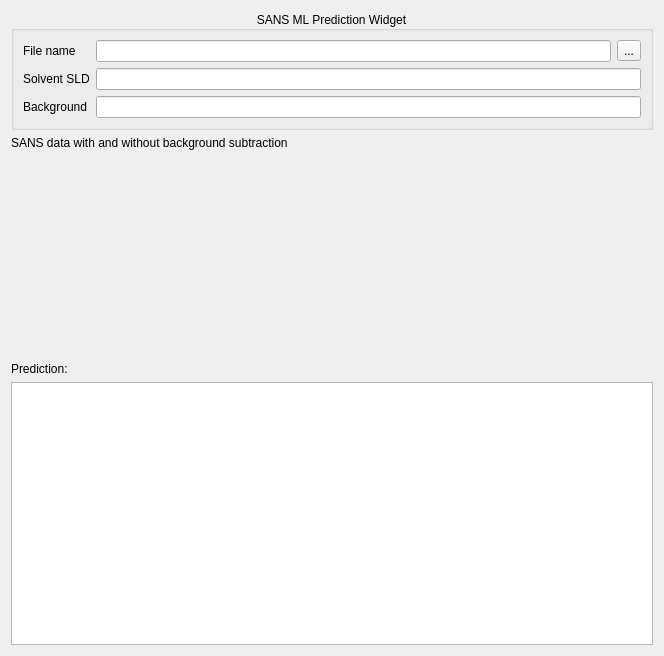
First picture: the form in examples/ml/SANS_deep_learning/Qt/ML_widget/form.ui, repository criosx/molgroups, before the edit.
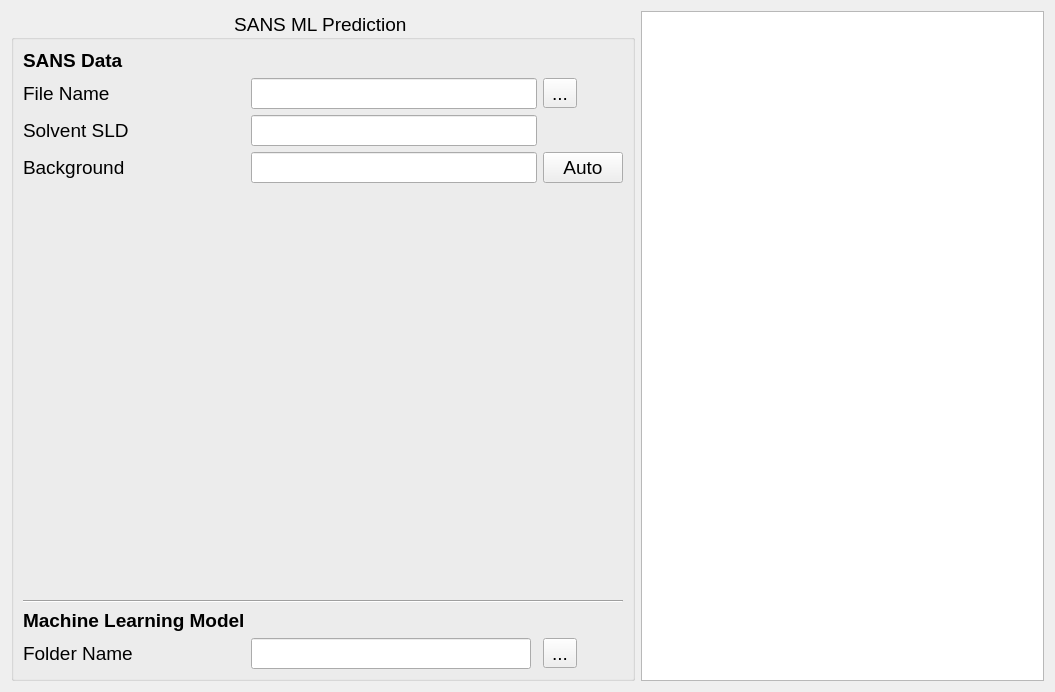
Second picture: the form after the edit.

Commit message: SANS prediction widget finished.

Patch:
```diff
--- a/examples/ml/SANS_deep_learning/Qt/ML_widget/form.ui
+++ b/examples/ml/SANS_deep_learning/Qt/ML_widget/form.ui
@@ -9,103 +9,191 @@
    <rect>
     <x>0</x>
     <y>0</y>
-    <width>650</width>
-    <height>656</height>
+    <width>1055</width>
+    <height>692</height>
    </rect>
   </property>
   <property name="windowTitle">
    <string>Widget</string>
   </property>
-  <layout class="QGridLayout" name="gridLayout">
-   <item row="5" column="0" colspan="2">
-    <widget class="QTextBrowser" name="tB_Prediction"/>
-   </item>
-   <item row="3" column="0" colspan="2">
-    <widget class="QWidget" name="w_PlotField" native="true">
-     <property name="minimumSize">
-      <size>
-       <width>20</width>
-       <height>200</height>
-      </size>
-     </property>
-     <property name="baseSize">
-      <size>
-       <width>20</width>
-       <height>20</height>
-      </size>
-     </property>
-     <layout class="QVBoxLayout" name="plotLayout"/>
-    </widget>
-   </item>
-   <item row="4" column="0" colspan="2">
-    <widget class="QLabel" name="label_4">
-     <property name="text">
-      <string>Prediction:</string>
-     </property>
-    </widget>
-   </item>
-   <item row="0" column="0" rowspan="2" colspan="2">
+  <layout class="QHBoxLayout" name="horizontalLayout">
+   <item>
     <widget class="QGroupBox" name="groupBox">
+     <property name="font">
+      <font>
+       <pointsize>14</pointsize>
+       <underline>false</underline>
+      </font>
+     </property>
      <property name="title">
-      <string>SANS ML Prediction Widget</string>
+      <string>SANS ML Prediction </string>
      </property>
      <property name="alignment">
       <set>Qt::AlignCenter</set>
      </property>
      <layout class="QGridLayout" name="gridLayout_2">
-      <item row="0" column="1">
-       <widget class="QLineEdit" name="lineEdit">
+      <item row="9" column="0" colspan="4">
+       <widget class="QWidget" name="w_PlotField" native="true">
         <property name="minimumSize">
          <size>
-          <width>515</width>
-          <height>0</height>
+          <width>600</width>
+          <height>200</height>
          </size>
         </property>
+        <property name="maximumSize">
+         <size>
+          <width>16777215</width>
+          <height>1000</height>
+         </size>
+        </property>
+        <property name="baseSize">
+         <size>
+          <width>20</width>
+          <height>20</height>
+         </size>
+        </property>
+        <layout class="QVBoxLayout" name="plotLayout"/>
        </widget>
       </item>
-      <item row="2" column="0">
+      <item row="13" column="3">
+       <widget class="QToolButton" name="tB_OpenMLFile">
+        <property name="text">
+         <string>...</string>
+        </property>
+       </widget>
+      </item>
+      <item row="6" column="0">
        <widget class="QLabel" name="label_2">
+        <property name="sizePolicy">
+         <sizepolicy hsizetype="Fixed" vsizetype="Preferred">
+          <horstretch>0</horstretch>
+          <verstretch>0</verstretch>
+         </sizepolicy>
+        </property>
         <property name="text">
          <string>Solvent SLD</string>
         </property>
        </widget>
       </item>
-      <item row="0" column="0">
+      <item row="4" column="3">
+       <widget class="QToolButton" name="tB_OpenSANSFile">
+        <property name="text">
+         <string>...</string>
+        </property>
+       </widget>
+      </item>
+      <item row="13" column="1">
+       <widget class="QLineEdit" name="lE_MLFileName"/>
+      </item>
+      <item row="4" column="0">
        <widget class="QLabel" name="label">
+        <property name="sizePolicy">
+         <sizepolicy hsizetype="Fixed" vsizetype="Preferred">
+          <horstretch>0</horstretch>
+          <verstretch>0</verstretch>
+         </sizepolicy>
+        </property>
         <property name="text">
-         <string>File name</string>
+         <string>File Name</string>
         </property>
        </widget>
       </item>
-      <item row="3" column="0">
+      <item row="4" column="1" colspan="2">
+       <widget class="QLineEdit" name="lE_SANSFileName">
+        <property name="minimumSize">
+         <size>
+          <width>0</width>
+          <height>0</height>
+         </size>
+        </property>
+       </widget>
+      </item>
+      <item row="7" column="1" colspan="2">
+       <widget class="QLineEdit" name="lE_Background"/>
+      </item>
+      <item row="7" column="0">
        <widget class="QLabel" name="label_3">
+        <property name="sizePolicy">
+         <sizepolicy hsizetype="Fixed" vsizetype="Preferred">
+          <horstretch>0</horstretch>
+          <verstretch>0</verstretch>
+         </sizepolicy>
+        </property>
         <property name="text">
          <string>Background</string>
         </property>
        </widget>
       </item>
-      <item row="0" column="2">
-       <widget class="QToolButton" name="toolButton">
+      <item row="3" column="0">
+       <widget class="QLabel" name="label_4">
+        <property name="font">
+         <font>
+          <pointsize>14</pointsize>
+          <bold>true</bold>
+          <underline>false</underline>
+         </font>
+        </property>
         <property name="text">
-         <string>...</string>
+         <string>SANS Data</string>
         </property>
        </widget>
       </item>
-      <item row="2" column="1" colspan="2">
-       <widget class="QLineEdit" name="lineEdit_2"/>
+      <item row="12" column="0">
+       <widget class="QLabel" name="label_5">
+        <property name="font">
+         <font>
+          <pointsize>14</pointsize>
+          <bold>true</bold>
+          <underline>false</underline>
+         </font>
+        </property>
+        <property name="text">
+         <string>Machine Learning Model</string>
+        </property>
+       </widget>
       </item>
-      <item row="3" column="1" colspan="2">
-       <widget class="QLineEdit" name="lineEdit_3"/>
+      <item row="7" column="3">
+       <widget class="QPushButton" name="pB_AutoBackground">
+        <property name="text">
+         <string>Auto</string>
+        </property>
+       </widget>
+      </item>
+      <item row="6" column="1" colspan="2">
+       <widget class="QLineEdit" name="lE_SolventSLD"/>
+      </item>
+      <item row="13" column="0">
+       <widget class="QLabel" name="label_6">
+        <property name="text">
+         <string>Folder Name</string>
+        </property>
+       </widget>
+      </item>
+      <item row="11" column="0" colspan="4">
+       <widget class="Line" name="line">
+        <property name="orientation">
+         <enum>Qt::Horizontal</enum>
+        </property>
+       </widget>
+      </item>
+      <item row="10" column="0" colspan="4">
+       <spacer name="verticalSpacer">
+        <property name="orientation">
+         <enum>Qt::Vertical</enum>
+        </property>
+        <property name="sizeHint" stdset="0">
+         <size>
+          <width>20</width>
+          <height>40</height>
+         </size>
+        </property>
+       </spacer>
       </item>
      </layout>
     </widget>
    </item>
-   <item row="2" column="0" colspan="2">
-    <widget class="QLabel" name="label_5">
-     <property name="text">
-      <string>SANS data with and without background subtraction</string>
-     </property>
-    </widget>
+   <item>
+    <widget class="QTextBrowser" name="tB_Prediction"/>
    </item>
   </layout>
   <action name="actionShow">
```
The commit also changes 14 other files.
